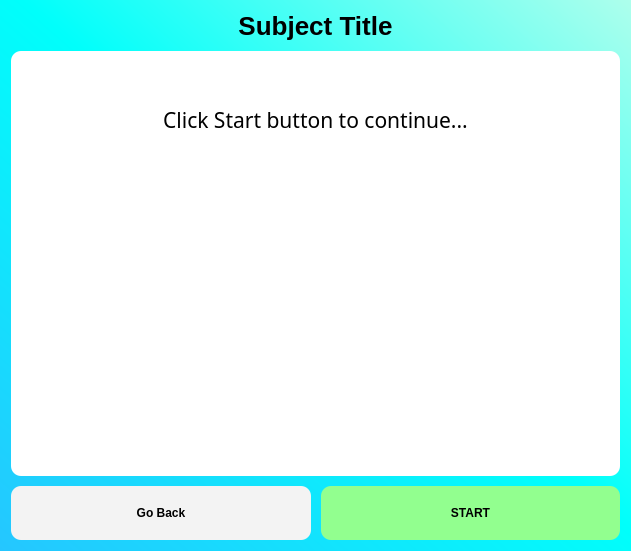
The window that src/screens/subject.ui (jshperalta/ai-englishTutor) describes before a commit, drawn with Qt 5.
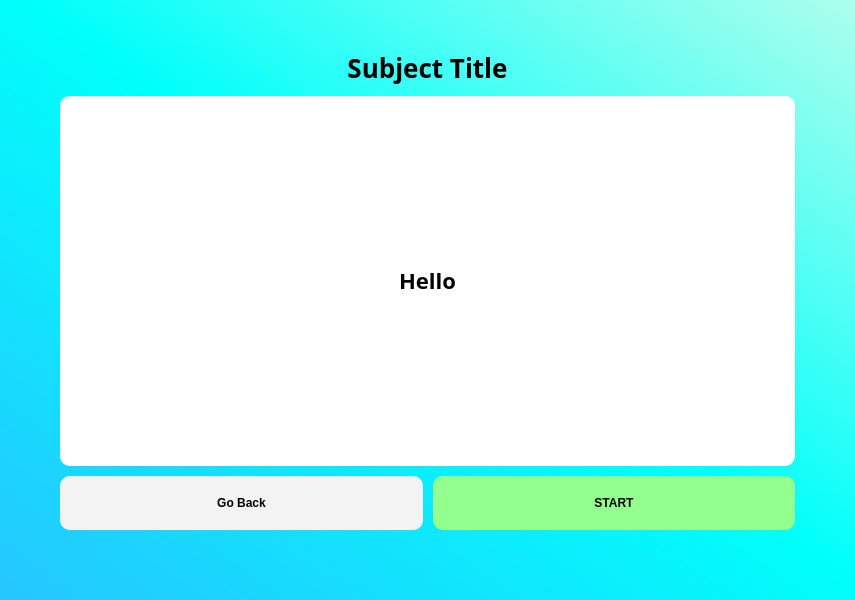
The same window after the commit.

Patch:
```diff
--- a/src/screens/subject.ui
+++ b/src/screens/subject.ui
@@ -6,10 +6,16 @@
    <rect>
     <x>0</x>
     <y>0</y>
-    <width>631</width>
-    <height>551</height>
+    <width>855</width>
+    <height>600</height>
    </rect>
   </property>
+  <property name="maximumSize">
+   <size>
+    <width>1920</width>
+    <height>1080</height>
+   </size>
+  </property>
   <property name="windowTitle">
    <string>Subject</string>
   </property>
@@ -19,13 +25,32 @@
 }</string>
   </property>
   <layout class="QGridLayout" name="gridLayout">
+   <property name="leftMargin">
+    <number>60</number>
+   </property>
+   <property name="topMargin">
+    <number>50</number>
+   </property>
+   <property name="rightMargin">
+    <number>60</number>
+   </property>
+   <property name="bottomMargin">
+    <number>70</number>
+   </property>
    <property name="spacing">
     <number>10</number>
    </property>
    <item row="0" column="0" colspan="2">
     <widget class="QLabel" name="subject_Title">
+     <property name="sizePolicy">
+      <sizepolicy hsizetype="Preferred" vsizetype="Fixed">
+       <horstretch>0</horstretch>
+       <verstretch>0</verstretch>
+      </sizepolicy>
+     </property>
      <property name="font">
       <font>
+       <family>Gilroy SemiBold</family>
        <pointsize>-1</pointsize>
        <weight>99</weight>
        <bold>true</bold>
@@ -46,46 +71,6 @@
      </property>
     </widget>
    </item>
-   <item row="1" column="0" colspan="2">
-    <widget class="QTextEdit" name="subtitle_2">
-     <property name="font">
-      <font>
-       <family>Gilroy</family>
-       <pointsize>16</pointsize>
-       <weight>50</weight>
-       <bold>false</bold>
-      </font>
-     </property>
-     <property name="cursor" stdset="0">
-      <cursorShape>ArrowCursor</cursorShape>
-     </property>
-     <property name="mouseTracking">
-      <bool>false</bool>
-     </property>
-     <property name="styleSheet">
-      <string notr="true">background-color: #fff;
-	color: black; 
-	font-family: 'Gilroy';
-	font-weight: 400;
-	border-radius: 10px;
-	padding: 50px;
-	text-align: center;</string>
-     </property>
-     <property name="sizeAdjustPolicy">
-      <enum>QAbstractScrollArea::AdjustIgnored</enum>
-     </property>
-     <property name="readOnly">
-      <bool>false</bool>
-     </property>
-     <property name="html">
-      <string>&lt;!DOCTYPE HTML PUBLIC &quot;-//W3C//DTD HTML 4.0//EN&quot; &quot;http://www.w3.org/TR/REC-html40/strict.dtd&quot;&gt;
-&lt;html&gt;&lt;head&gt;&lt;meta name=&quot;qrichtext&quot; content=&quot;1&quot; /&gt;&lt;style type=&quot;text/css&quot;&gt;
-p, li { white-space: pre-wrap; }
-&lt;/style&gt;&lt;/head&gt;&lt;body style=&quot; font-family:'Gilroy'; font-size:16pt; font-weight:400; font-style:normal;&quot;&gt;
-&lt;p align=&quot;center&quot; style=&quot; margin-top:0px; margin-bottom:0px; margin-left:0px; margin-right:0px; -qt-block-indent:0; text-indent:0px;&quot;&gt;Click Start button to continue...&lt;/p&gt;&lt;/body&gt;&lt;/html&gt;</string>
-     </property>
-    </widget>
-   </item>
    <item row="2" column="0">
     <widget class="QPushButton" name="btnMenu">
      <property name="cursor">
@@ -126,6 +111,63 @@
      </property>
     </widget>
    </item>
+   <item row="1" column="0" colspan="2">
+    <widget class="QLabel" name="subtitle_2">
+     <property name="sizePolicy">
+      <sizepolicy hsizetype="MinimumExpanding" vsizetype="Preferred">
+       <horstretch>0</horstretch>
+       <verstretch>0</verstretch>
+      </sizepolicy>
+     </property>
+     <property name="maximumSize">
+      <size>
+       <width>1920</width>
+       <height>1080</height>
+      </size>
+     </property>
+     <property name="font">
+      <font>
+       <family>Gilroy</family>
+       <pointsize>-1</pointsize>
+       <weight>75</weight>
+       <bold>true</bold>
+       <underline>false</underline>
+      </font>
+     </property>
+     <property name="styleSheet">
+      <string notr="true">background-color: #fff;
+	color: black; 
+	font-family: 'Gilroy';
+	font-weight: 600;
+	border-radius: 10px;
+	padding: 50px;
+	text-align: center;
+font-size: 22px;
+line-height: 10px;</string>
+     </property>
+     <property name="text">
+      <string>Hello</string>
+     </property>
+     <property name="textFormat">
+      <enum>Qt::RichText</enum>
+     </property>
+     <property name="scaledContents">
+      <bool>true</bool>
+     </property>
+     <property name="alignment">
+      <set>Qt::AlignCenter</set>
+     </property>
+     <property name="wordWrap">
+      <bool>true</bool>
+     </property>
+     <property name="margin">
+      <number>0</number>
+     </property>
+     <property name="indent">
+      <number>0</number>
+     </property>
+    </widget>
+   </item>
   </layout>
  </widget>
  <resources/>
```
Left out of the diff: 6 changed lines with no effect on the pictures.
